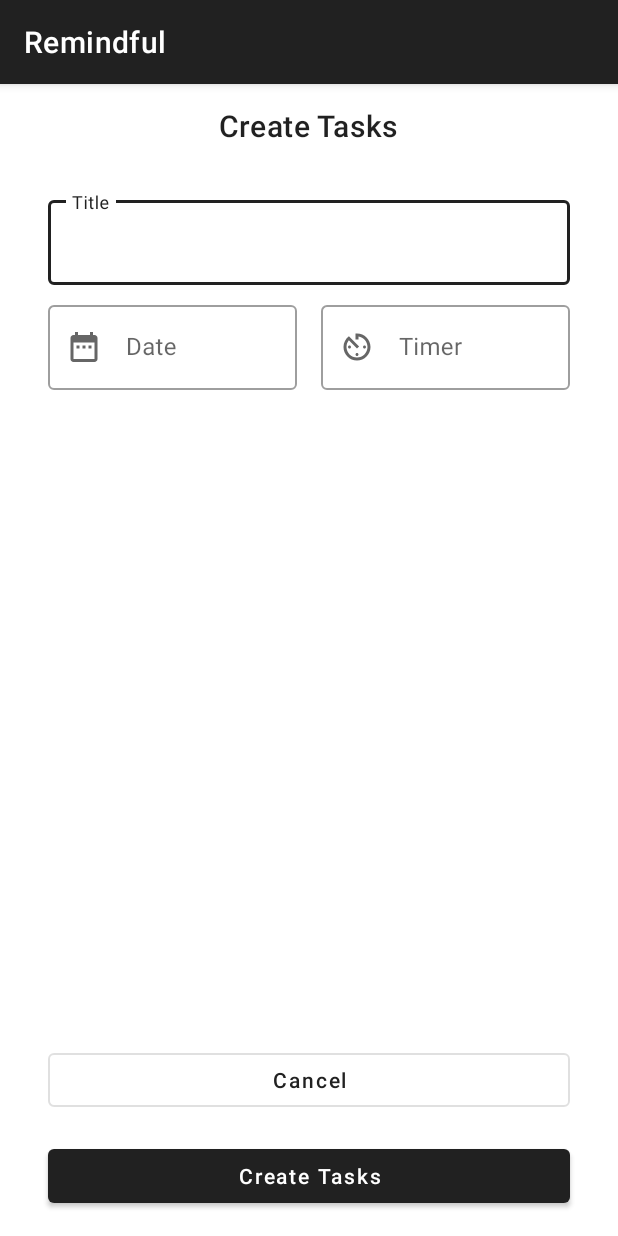
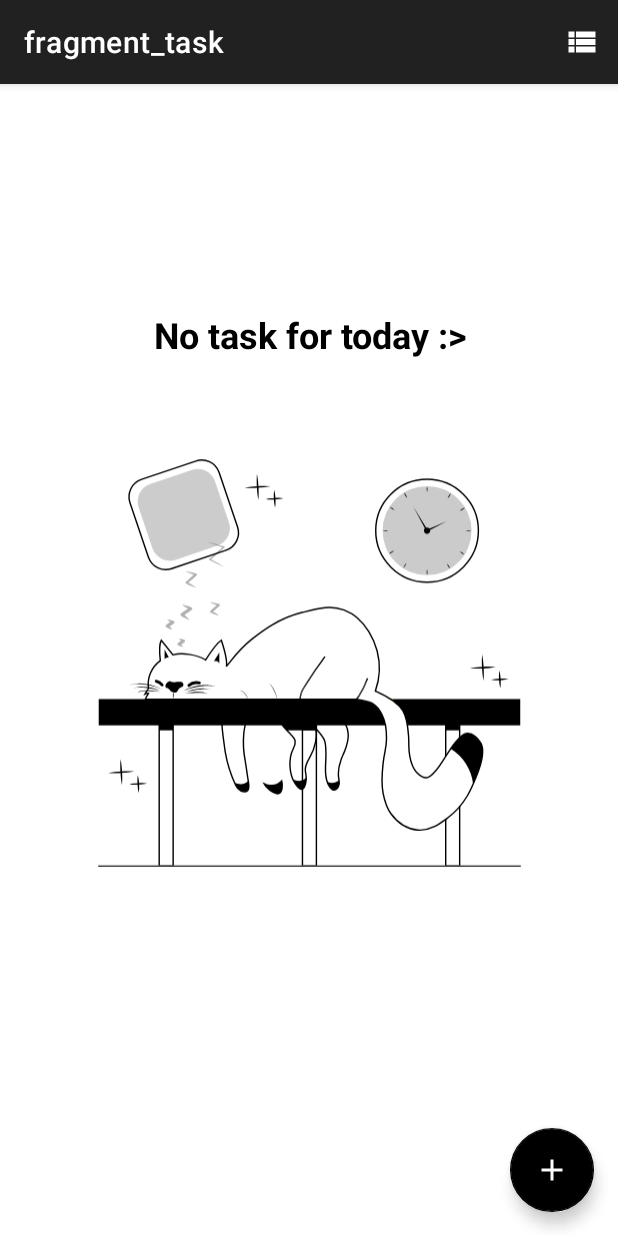
Before and after one commit to DucTato/Remindful, an Android app: the screen it shows after launch (MainActivity), on a phone screen of 412 x 824 dp. Run offline under Robolectric (Android 15) with nearby library versions, the phone set to English and light mode, and no system bars; our stand-ins replace navigation-ui; 1 statement that could not run was skipped.

Commit message:
navigation component
added navigation component to switch among fragments

```diff
--- a/app/build.gradle.kts
+++ b/app/build.gradle.kts
@@ -1,8 +1,9 @@
 plugins {
     id("com.android.application")
     id("org.jetbrains.kotlin.android")
+    id ("androidx.navigation.safeargs.kotlin")
 }
-
+val navVersion = rootProject.extra.get("nav_version") as String
 android {
     namespace = "com.example.remindful"
     compileSdk = 34
@@ -48,6 +49,8 @@ dependencies {
     implementation("androidx.lifecycle:lifecycle-livedata-ktx:2.6.2")
     implementation("androidx.lifecycle:lifecycle-viewmodel-ktx:2.6.2")
     implementation("androidx.fragment:fragment-ktx:1.4.0-alpha02")
+    implementation ("androidx.navigation:navigation-fragment-ktx:$navVersion")
+    implementation ("androidx.navigation:navigation-ui-ktx:$navVersion")
     testImplementation("junit:junit:4.13.2")
     androidTestImplementation("androidx.test.ext:junit:1.1.5")
     androidTestImplementation("androidx.test.espresso:espresso-core:3.5.1")
--- a/app/src/main/java/com/example/remindful/model/TaskListAdapter.kt
+++ b/app/src/main/java/com/example/remindful/model/TaskListAdapter.kt
@@ -45,9 +45,9 @@ class TaskListAdapter: ListAdapter<Task, TaskListAdapter.TaskListHolder>(DiffCal
         val binding = TaskViewBinding.inflate(inflater, parent, false)
         return TaskListHolder(binding)
     }
-    override fun getItemCount(): Int {
-        TODO("Not yet implemented")
-    }
+//    override fun getItemCount(): Int {
+//        TODO("Not yet implemented")
+//    }
 
     override fun onBindViewHolder(holder: TaskListHolder, position: Int) {
         holder.bind(getItem(position))
--- a/app/src/main/java/com/example/remindful/view/MainActivity.kt
+++ b/app/src/main/java/com/example/remindful/view/MainActivity.kt
@@ -2,13 +2,34 @@ package com.example.remindful.view
 
 import androidx.appcompat.app.AppCompatActivity
 import android.os.Bundle
+import android.widget.Button
+import androidx.navigation.NavController
+import androidx.navigation.fragment.NavHostFragment
+import androidx.navigation.ui.setupActionBarWithNavController
+import com.example.remindful.R
 import com.example.remindful.databinding.ActivityMainBinding
-import com.example.remindful.databinding.FragmentAddTaskBinding
+import com.example.remindful.databinding.FragmentTaskBinding
 
 class MainActivity : AppCompatActivity() {
+    private lateinit var navController: NavController
     override fun onCreate(savedInstanceState: Bundle?) {
         super.onCreate(savedInstanceState)
-        val binding = FragmentAddTaskBinding.inflate(layoutInflater)
+        val binding = ActivityMainBinding.inflate(layoutInflater)
         setContentView(binding.root)
+        // set up navigation host from this activity
+        val navHostFragment = supportFragmentManager
+            .findFragmentById(R.id.nav_host_fragment) as NavHostFragment
+        navController = navHostFragment.navController
+        setupActionBarWithNavController(navController)
+
+        findViewById<Button>(R.id.new_task_button).setOnClickListener {
+            // define an action to this listener
+            val action = TaskFragmentDirections.actionTaskFragmentToAddTaskFragment()
+            navController.navigate(action)
+        }
+    }
+
+    override fun onSupportNavigateUp(): Boolean {
+        return navController.navigateUp() || super.onSupportNavigateUp()
     }
 }
--- a/app/src/main/res/layout/activity_main.xml
+++ b/app/src/main/res/layout/activity_main.xml
@@ -6,13 +6,13 @@
     android:layout_height="match_parent"
     tools:context=".view.MainActivity">
 
-    <TextView
-        android:layout_width="wrap_content"
-        android:layout_height="wrap_content"
-        android:text="Hello World! from main activity"
-        app:layout_constraintBottom_toBottomOf="parent"
-        app:layout_constraintEnd_toEndOf="parent"
-        app:layout_constraintStart_toStartOf="parent"
-        app:layout_constraintTop_toTopOf="parent" />
+    <androidx.fragment.app.FragmentContainerView
+        android:layout_width="match_parent"
+        android:layout_height="match_parent"
+        android:id="@+id/nav_host_fragment"
+        android:name="androidx.navigation.fragment.NavHostFragment"
+        app:defaultNavHost="true"
+        app:navGraph="@navigation/nav_graph">
+    </androidx.fragment.app.FragmentContainerView>
 
 </androidx.constraintlayout.widget.ConstraintLayout>
--- a/app/src/main/res/layout/fragment_task.xml
+++ b/app/src/main/res/layout/fragment_task.xml
@@ -23,25 +23,19 @@
         android:layout_width="match_parent"
         android:layout_height="match_parent" />
 
-    <TextView
-        android:id="@+id/textView"
-        android:layout_width="0dp"
-        android:layout_height="0dp"
-        android:text="Hello"
-        app:layout_constraintBottom_toBottomOf="parent"
-        app:layout_constraintEnd_toEndOf="parent"
-        app:layout_constraintStart_toStartOf="parent"
-        app:layout_constraintTop_toTopOf="parent" />
-
     <com.google.android.material.floatingactionbutton.FloatingActionButton
         android:id="@+id/new_task_button"
         android:layout_width="wrap_content"
         android:layout_height="wrap_content"
         android:layout_marginEnd="16dp"
         android:layout_marginBottom="16dp"
+        android:contentDescription="TODO"
         app:backgroundTint="#000000"
         app:layout_constraintBottom_toBottomOf="parent"
         app:layout_constraintEnd_toEndOf="parent"
-        app:srcCompat="@drawable/ic_button_add" />
+        app:rippleColor="#36FFFFFF"
+        app:srcCompat="@drawable/ic_button_add"
+        app:tint="@null"
+        />
 
 </androidx.constraintlayout.widget.ConstraintLayout>
--- /dev/null
+++ b/app/src/main/res/navigation/nav_graph.xml
@@ -0,0 +1,21 @@
+<?xml version="1.0" encoding="utf-8"?>
+<navigation xmlns:android="http://schemas.android.com/apk/res/android"
+    xmlns:app="http://schemas.android.com/apk/res-auto"
+    xmlns:tools="http://schemas.android.com/tools"
+    android:id="@+id/nav_graph.xml"
+    app:startDestination="@id/taskFragment">
+
+    <fragment
+        android:id="@+id/taskFragment"
+        android:name="com.example.remindful.view.TaskFragment"
+        android:label="fragment_task"
+        tools:layout="@layout/fragment_task" >
+        <action
+            android:id="@+id/action_taskFragment_to_addTaskFragment"
+            app:destination="@id/addTaskFragment" />
+    </fragment>
+    <fragment
+        android:id="@+id/addTaskFragment"
+        android:name="com.example.remindful.view.AddTaskFragment"
+        android:label="AddTaskFragment" />
+</navigation>
```
Also changed, not shown: app/src/main/java/com/example/remindful/view/TaskFragment.kt (+28 -7 lines), build.gradle.kts (+10 -0 lines).
